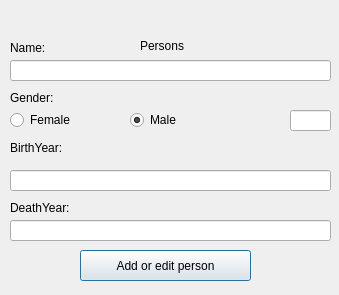
Above: personsdialog.ui from maggawaage/skil3 before the change. Below: the same form after it.
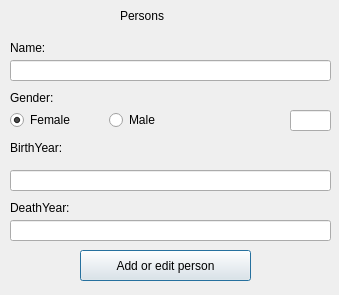
That is the form after the change.

The edit to the form file:
```diff
--- a/personsdialog.ui
+++ b/personsdialog.ui
@@ -108,10 +108,8 @@
   <widget class="QLabel" name="label">
    <property name="geometry">
     <rect>
-    personsdialog.ui
-     <x>140</x>
-     <y>30</y>
-
+     <x>120</x>
+     <y>0</y>
      <width>161</width>
      <height>31</height>
     </rect>
@@ -142,7 +140,7 @@
     <rect>
      <x>50</x>
      <y>40</y>
-     <width>281</width>
+     <width>271</width>
      <height>19</height>
     </rect>
    </property>
@@ -180,7 +178,7 @@
    <property name="geometry">
     <rect>
      <x>80</x>
-     <y>190</y>
+     <y>200</y>
      <width>251</width>
      <height>16</height>
     </rect>
@@ -194,30 +192,33 @@
     <rect>
      <x>10</x>
      <y>110</y>
-     <width>100</width>
+     <width>101</width>
      <height>20</height>
     </rect>
    </property>
    <property name="text">
     <string>Female</string>
    </property>
-  </widget>
-  <widget class="QRadioButton" name="radioButton2">
-   <property name="geometry">
-    <rect>
-     <x>130</x>
-     <y>110</y>
-     <width>100</width>
-     <height>20</height>
-    </rect>
-   </property>
-   <property name="text">
-    <string>Male</string>
-   </property>
    <property name="checked">
     <bool>true</bool>
    </property>
   </widget>
+  <widget class="QRadioButton" name="radioButtonMale">
+   <property name="geometry">
+    <rect>
+     <x>109</x>
+     <y>110</y>
+     <width>101</width>
+     <height>20</height>
+    </rect>
+   </property>
+   <property name="text">
+    <string>Male</string>
+   </property>
+   <property name="checked">
+    <bool>false</bool>
+   </property>
+  </widget>
  </widget>
  <resources/>
  <connections/>
```
Left out of the diff: 2 changed lines with no effect on the pictures.
